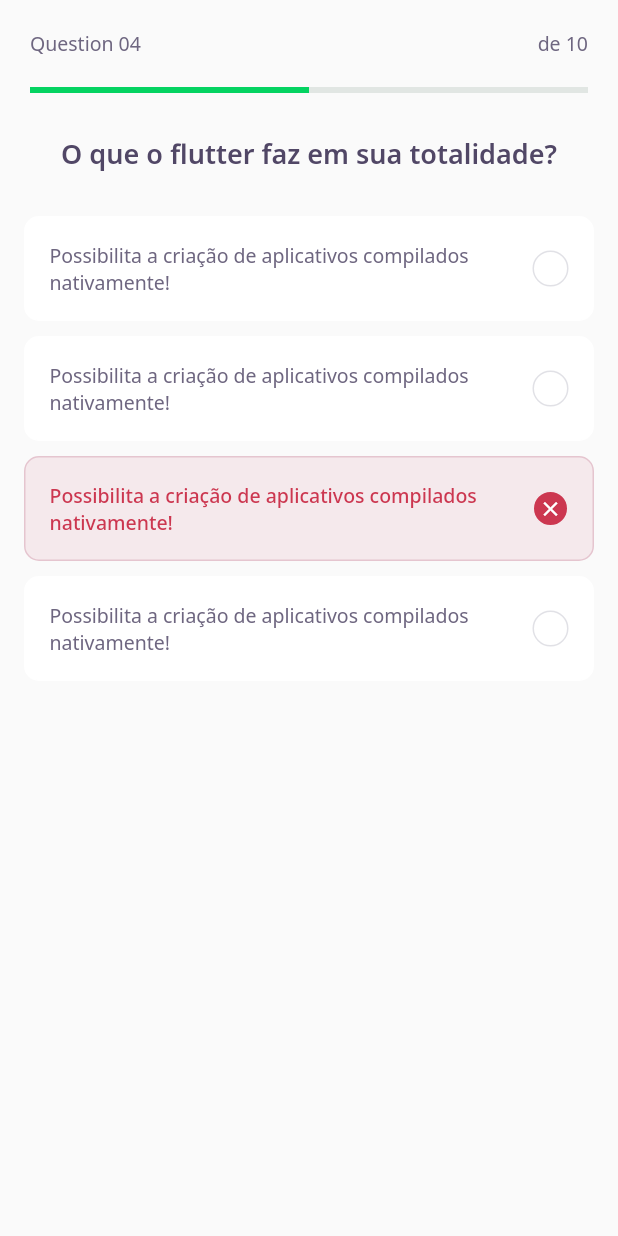
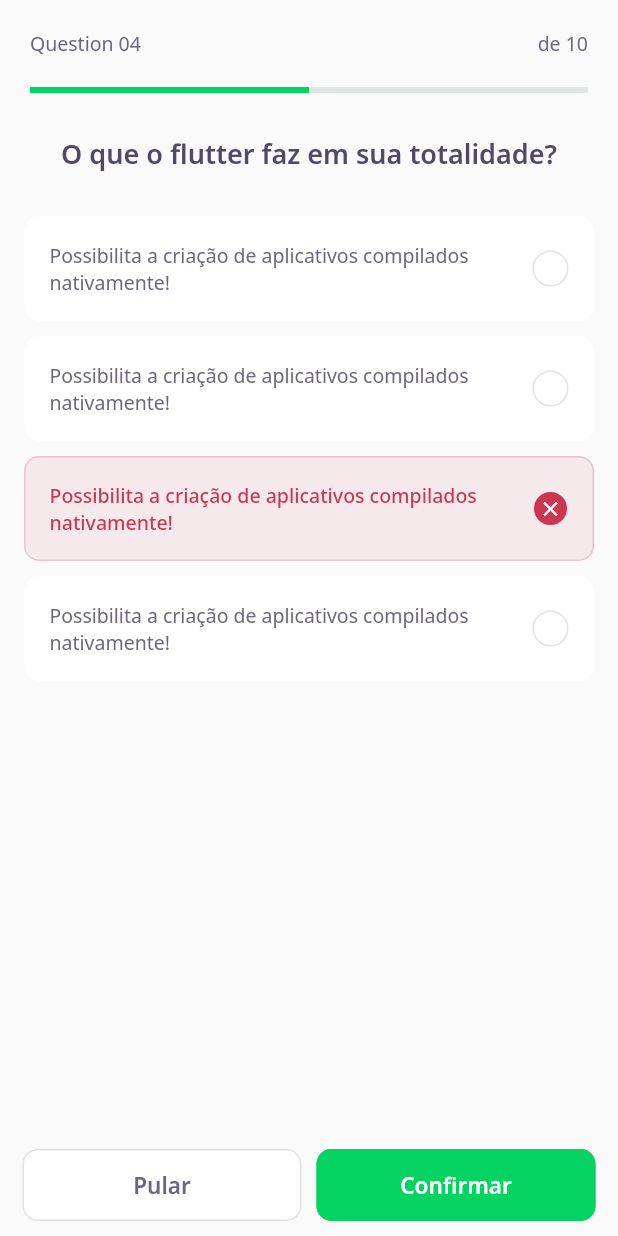
Before and after one commit to lguisantos/NLW-Flutter, a Flutter app: the screen it shows after launch, on a phone screen of 412 x 824 dp. Run offline on Flutter 3.47's test engine with Material 2 defaults, Android fonts, the phone set to English and light mode, and no system bars; our stand-ins replace google_fonts; accounts and stored records are empty.

Commit message:
next buttons

```diff
--- a/lib/challenge/challenge_page.dart
+++ b/lib/challenge/challenge_page.dart
@@ -1,4 +1,5 @@
 import 'package:flutter/material.dart';
+import 'package:nlw/challenge/widgets/next_buttons.dart';
 import 'package:nlw/challenge/widgets/question_indicator.dart';
 import 'package:nlw/challenge/widgets/quiz.dart';
 
@@ -16,6 +17,32 @@ class _ChallengePageWidgetState extends State<ChallengePageWidget> {
         child: SafeArea(top: true, child: QuestionIndicatorWidget()),
       ),
       body: QuizWidget(title: "O que o flutter faz em sua totalidade?"),
+      bottomNavigationBar: SafeArea(
+        bottom: true,
+        child: Padding(
+          padding: EdgeInsets.symmetric(horizontal: 15, vertical: 10),
+          child: Row(
+            mainAxisAlignment: MainAxisAlignment.spaceAround,
+            children: [
+              Expanded(
+                child: NextButtonWidget.gray(
+                  label: "Pular",
+                  onTap: () {},
+                ),
+              ),
+              SizedBox(
+                width: 10,
+              ),
+              Expanded(
+                child: NextButtonWidget.green(
+                  label: "Confirmar",
+                  onTap: () {},
+                ),
+              ),
+            ],
+          ),
+        ),
+      ),
     );
   }
 }
--- /dev/null
+++ b/lib/challenge/widgets/next_buttons.dart
@@ -0,0 +1,67 @@
+import 'package:flutter/cupertino.dart';
+import 'package:flutter/material.dart';
+import 'package:google_fonts/google_fonts.dart';
+import 'package:nlw/core/app_colors.dart';
+
+class NextButtonWidget extends StatelessWidget {
+  final String label;
+  final Color backgroundColor;
+  final Color fontColor;
+  final Color border;
+  final Color overlay;
+  final VoidCallback onTap;
+
+  NextButtonWidget({
+    @required this.label,
+    @required this.backgroundColor,
+    @required this.fontColor,
+    @required this.border,
+    @required this.overlay,
+    @required this.onTap,
+  });
+
+///Podemos criar os botões de 2 formas, com gets (como já fizemos) ou com construtores nomeados
+
+  NextButtonWidget.green({@required String label, @required VoidCallback onTap})
+      : this.backgroundColor = AppColors.darkGreen,
+        this.fontColor = AppColors.white,
+        this.label = label,
+        this.border = AppColors.darkGreen,
+        this.overlay = AppColors.green,
+        this.onTap = onTap;
+
+  NextButtonWidget.gray({@required String label, @required VoidCallback onTap})
+      : this.backgroundColor = AppColors.white,
+        this.fontColor = AppColors.grey,
+        this.label = label,
+        this.border = AppColors.border,
+        this.overlay = Colors.grey[200],
+        this.onTap = onTap;
+
+  @override
+  Widget build(BuildContext context) {
+    return Container(
+      height: 48,
+      child: TextButton(
+        style: ButtonStyle(
+            overlayColor: MaterialStateProperty.all(overlay),
+            backgroundColor: MaterialStateProperty.all(backgroundColor),
+            shape: MaterialStateProperty.all(
+              RoundedRectangleBorder(
+                borderRadius: BorderRadius.circular(10),
+              ),
+            ),
+            side: MaterialStateProperty.all(BorderSide(color: border))),
+        onPressed: onTap,
+        child: Text(
+          label,
+          style: GoogleFonts.notoSans(
+            fontWeight: FontWeight.w600,
+            fontSize: 15,
+            color: fontColor,
+          ),
+        ),
+      ),
+    );
+  }
+}
--- a/lib/core/app_text_styles.dart
+++ b/lib/core/app_text_styles.dart
@@ -1,6 +1,5 @@
 import 'package:flutter/material.dart';
 import 'package:google_fonts/google_fonts.dart';
-
 import 'app_colors.dart';
 
 class AppTextStyles {
@@ -51,6 +50,7 @@ class AppTextStyles {
     fontSize: 13,
     fontWeight: FontWeight.normal,
   );
+
   static final TextStyle bodyDarkGreen = GoogleFonts.notoSans(
     color: AppColors.darkGreen,
     fontSize: 13,
@@ -68,6 +68,7 @@ class AppTextStyles {
     fontSize: 20,
     fontWeight: FontWeight.normal,
   );
+
   static final TextStyle bodyLightGrey20 = GoogleFonts.notoSans(
     color: AppColors.lightGrey,
     fontSize: 20,
@@ -79,6 +80,7 @@ class AppTextStyles {
     fontSize: 20,
     fontWeight: FontWeight.normal,
   );
+
   static final TextStyle body11 = GoogleFonts.notoSans(
     color: AppColors.grey,
     fontSize: 11,
--- a/lib/core/app_widget.dart
+++ b/lib/core/app_widget.dart
@@ -1,7 +1,5 @@
 import 'package:flutter/material.dart';
 import 'package:nlw/challenge/challenge_page.dart';
-import 'package:nlw/home/home_page.dart';
-import 'package:nlw/splash/splash_page.dart';
 
 class AppWidget extends StatelessWidget {
   @override
--- /dev/null
+++ b/lib/home/controller/home_state.dart
@@ -0,0 +1 @@
+enum HomeState { success, error, loading, empty }
```
Also changed, not shown: lib/home/controller/home_controller.dart (added, +191 -0 lines), lib/home/home_page.dart (+40 -10 lines), lib/home/widgets/appbar/app_bar.dart (+14 -8 lines), lib/home/widgets/quiz_card/quiz_card.dart (+21 -5 lines), lib/shared/models/answer_model.dart (added, +8 -0 lines), lib/shared/models/questions_model.dart (added, +16 -0 lines), lib/shared/models/quiz_model.dart (added, +20 -0 lines), lib/shared/models/user_model.dart (added, +13 -0 lines), 1 other file.
